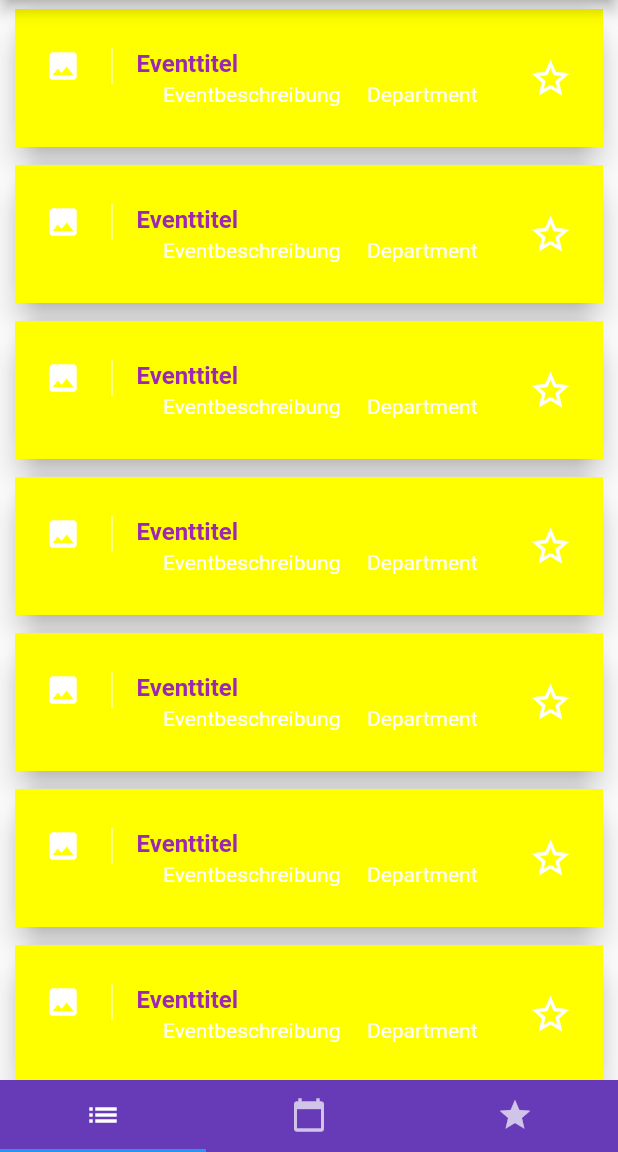
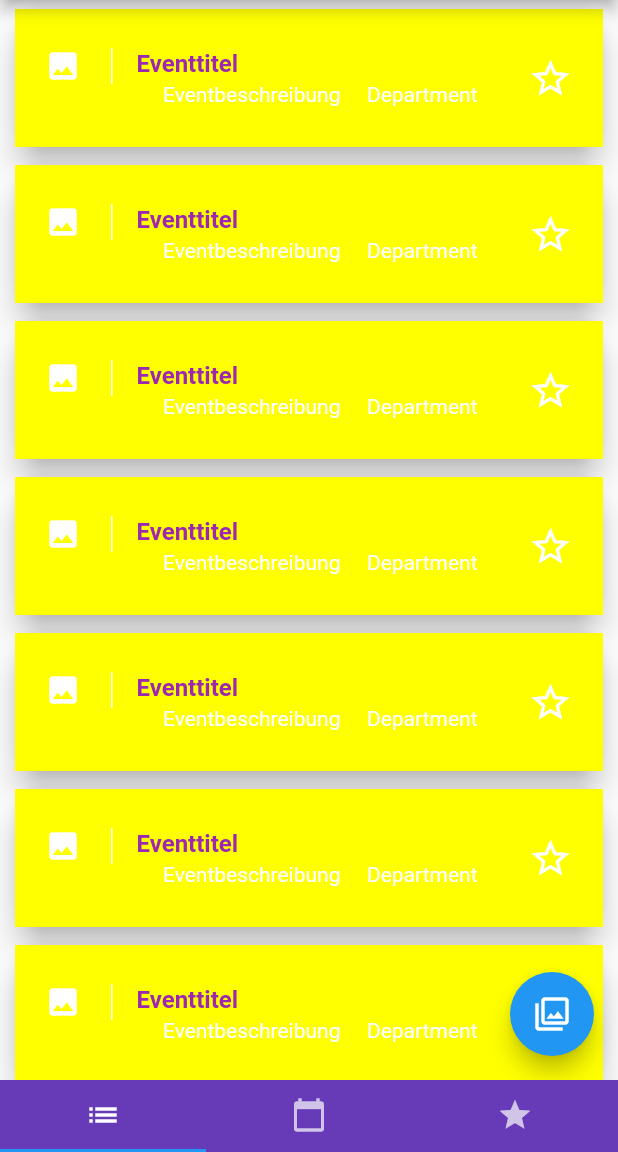
Before and after one commit to melinazanon/HAW-Events, a Flutter app: the screen it shows after launch, on a phone screen of 412 x 824 dp, the part 84-1236 px from its top. Run offline on Flutter 3.47's test engine with Material 2 defaults, Android fonts, the phone set to English and light mode, and no system bars.

Commit message:
FloatingActionButton für Filteroptionen hinzugefügt

```diff
--- a/haw_events_application/lib/EventOverview.dart
+++ b/haw_events_application/lib/EventOverview.dart
@@ -68,6 +68,10 @@ class EventOverview extends StatelessWidget {
 
     return Scaffold(
       body: MyListView,
+      floatingActionButton: FloatingActionButton(
+        onPressed: () {},
+        child: Icon(Icons.filter),
+      ),
     );
   }
 }
```
